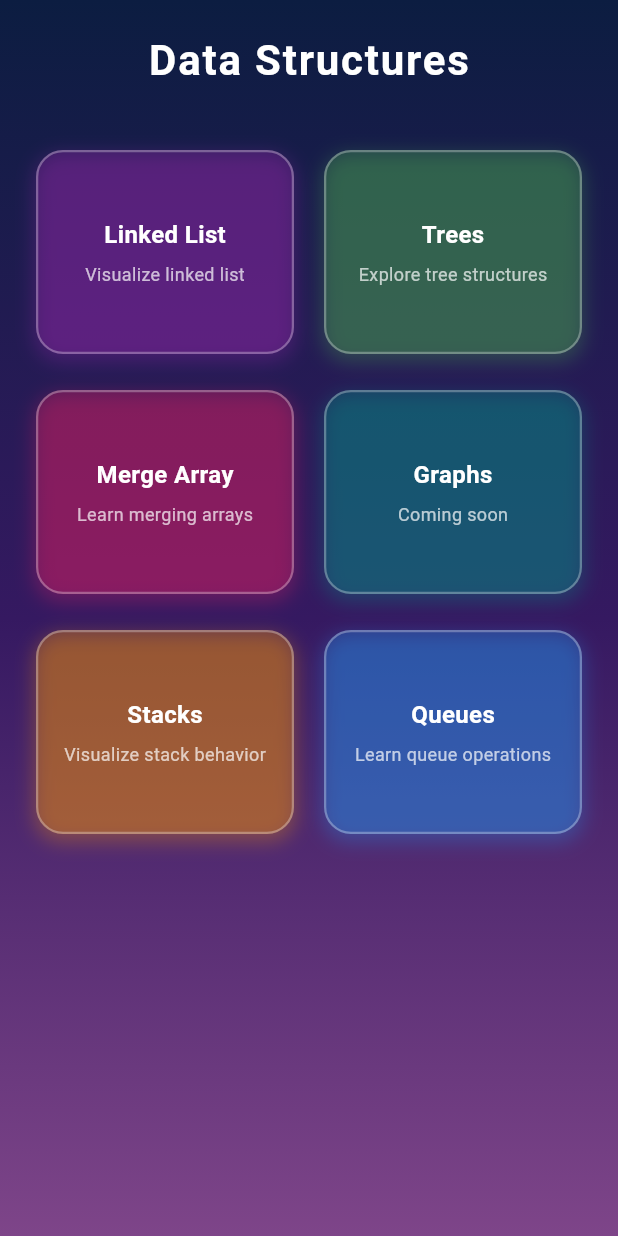
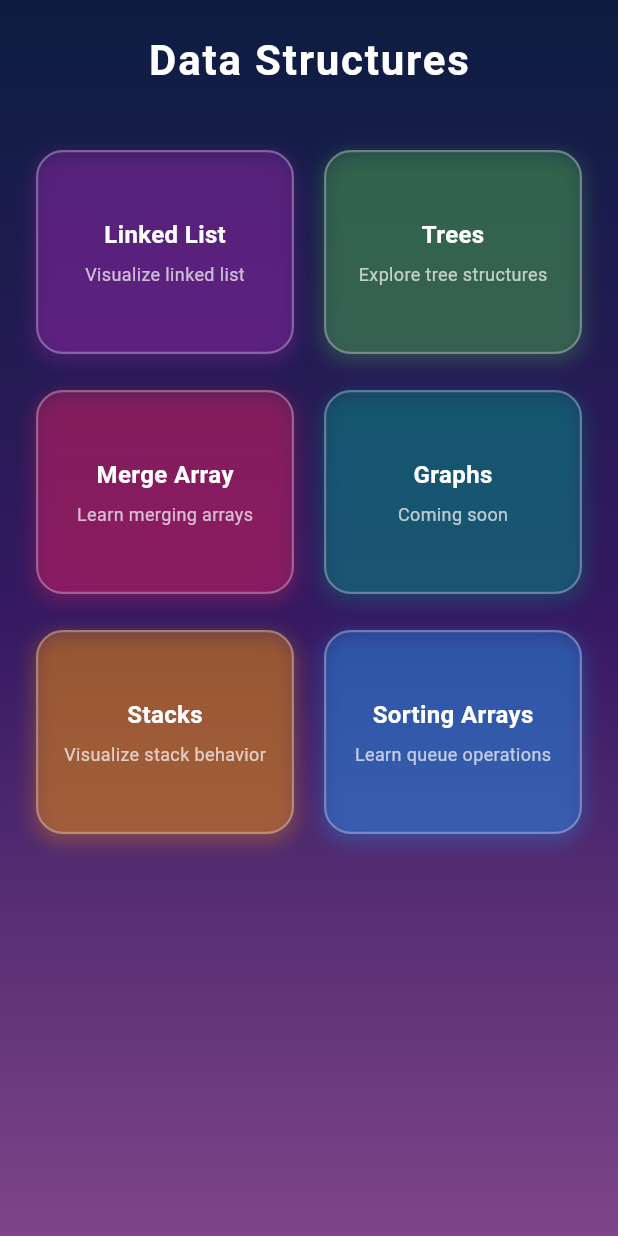
Before and after one commit to AasiyaNaaz/lyrica, a Flutter app: the HomePage1 screen opened directly, on a phone screen of 412 x 824 dp. Run offline on Flutter 3.47's test engine with Material 3 defaults, Android fonts, the light colour scheme and no system bars; our stand-ins replace audioplayers, shared_preferences; accounts and stored records are empty.

Commit message:
Data structure pages features and buttons connected

```diff
--- a/lib/screens/data_structures_pages/data_Structure_mainPage.dart
+++ b/lib/screens/data_structures_pages/data_Structure_mainPage.dart
@@ -1,6 +1,9 @@
 import 'package:flutter/material.dart';
 import 'package:lyrica/screens/data_structures_pages/Trees.dart';
 import 'package:lyrica/screens/data_structures_pages/linkedLIst.dart';
+import 'package:lyrica/screens/data_structures_pages/merging_arrays_page.dart';
+import 'package:lyrica/screens/data_structures_pages/sorting_page.dart';
+import 'package:lyrica/screens/data_structures_pages/stack_page.dart';
 
 class HomePage1 extends StatelessWidget {
   final List<Map<String, dynamic>> dataStructures = [
@@ -20,7 +23,7 @@ class HomePage1 extends StatelessWidget {
       "title": "Merge Array",
       "subtitle": "Learn merging arrays",
       "color": Colors.pink.withOpacity(0.25),
-      "page": null,
+      "page": MergingArraysPage(),
     },
     {
       "title": "Graphs",
@@ -32,13 +35,13 @@ class HomePage1 extends StatelessWidget {
       "title": "Stacks",
       "subtitle": "Visualize stack behavior",
       "color": Colors.orange.withOpacity(0.25),
-      "page": null,
+      "page": StackPage(),
     },
     {
-      "title": "Queues",
+      "title": "Sorting Arrays",
       "subtitle": "Learn queue operations",
       "color": Colors.blue.withOpacity(0.25),
-      "page": null,
+      "page":SortingPage(),
     },
   ];
 
```
